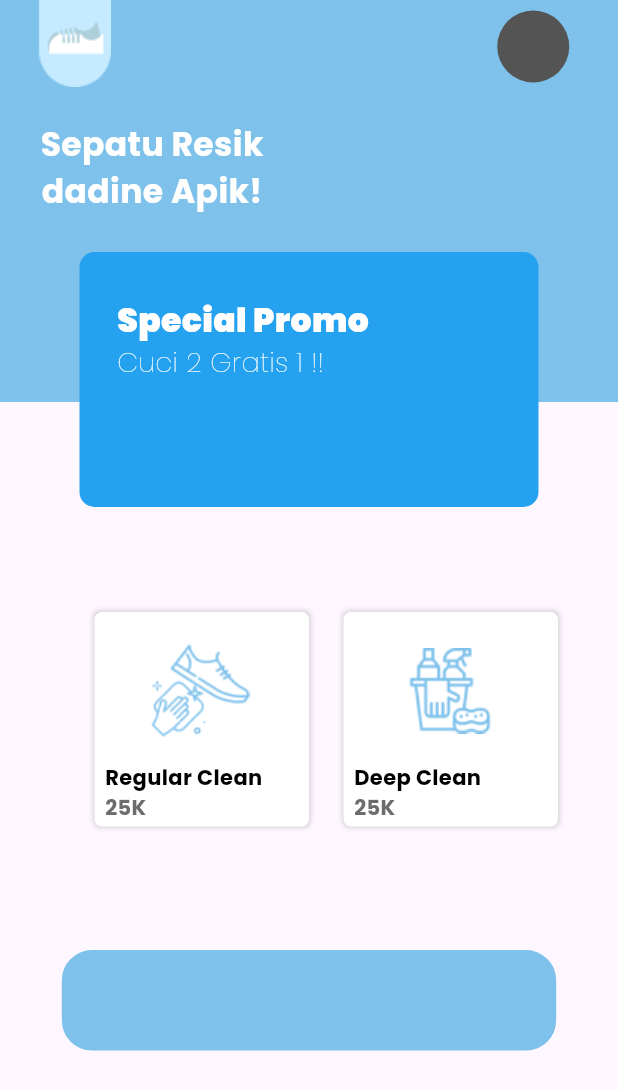
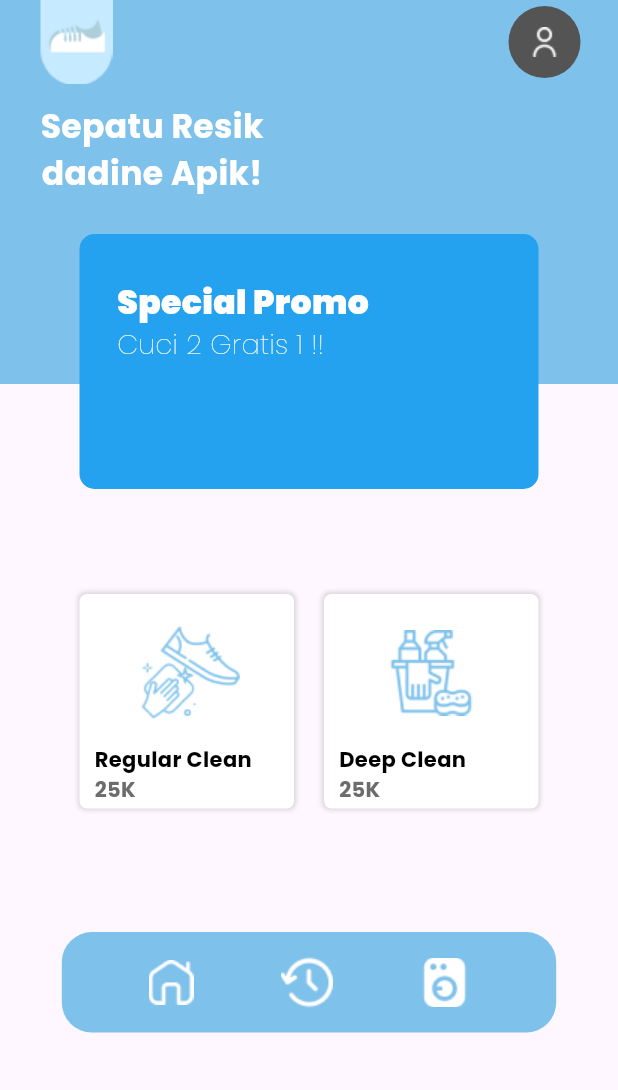
Before and after one commit to bawwaz/SeatuErsih, a Flutter app: the HomePage screen opened by its route, on a phone screen of 412 x 824 dp. Shown: the top 1090 px of the screen. Run offline on Flutter 3.47's test engine with Material 3 defaults, Android fonts, the phone set to English and light mode, and no system bars; our stand-ins replace get, google_fonts.

Commit message:
feat [FT] added icons and fixed alignment

```diff
--- a/lib/main.dart
+++ b/lib/main.dart
@@ -1,5 +1,5 @@
 import 'package:flutter/material.dart';
-import 'package:seatu_ersih/view/HomepageView.dart';
+import 'package:seatu_ersih/widget/Homepage/HomepageView.dart';
 import 'package:seatu_ersih/view/login_page/LoginpageView.dart';
 import 'package:seatu_ersih/view/register_page/RegisterviewPage.dart';
 import 'widget/Homepage/HomepageBar.dart';
--- a/lib/view/HomepageView.dart
+++ /dev/null
@@ -1,19 +0,0 @@
-import 'package:flutter/material.dart';
-import 'package:seatu_ersih/widget/Homepage/HomepageBar.dart';
-import 'package:seatu_ersih/widget/Homepage/HomepageBody.dart';
-
-class HomePage extends StatelessWidget {
-  const HomePage({super.key});
-
-  @override
-  Widget build(BuildContext context) {
-    return Scaffold(
-      body: Column(
-        children: [
-          AppbarHome(),
-          HomeBody(),
-        ],
-      ),
-    );
-  }
-}
--- a/lib/widget/Homepage/HomepageBody.dart
+++ b/lib/widget/Homepage/HomepageBody.dart
@@ -72,7 +72,11 @@ class HomeBody extends StatelessWidget {
           )
         ]),
         Center(
-          child: Products(),
+          child: Column(
+            children: [
+              Products(),
+            ],
+          ),
         ),
         SizedBox(
           height: MediaQuery.sizeOf(context).height * 0.1,
--- /dev/null
+++ b/lib/widget/Homepage/HomepageView.dart
@@ -0,0 +1,46 @@
+import 'package:flutter/material.dart';
+import 'package:seatu_ersih/themes/colors.dart';
+import 'package:seatu_ersih/widget/Homepage/HomepageBar.dart';
+import 'package:seatu_ersih/widget/Homepage/HomepageBody.dart';
+
+class HomePage extends StatelessWidget {
+  const HomePage({super.key});
+
+  @override
+  Widget build(BuildContext context) {
+    return Scaffold(
+      appBar: AppBar(
+        automaticallyImplyLeading: false,
+        backgroundColor: AppColors.primaryColor,
+        title: Padding(
+          padding: const EdgeInsets.only(left: 10.0),
+          child: Image(image: AssetImage('assets/img/icon.png')),
+        ),
+        actions: [
+          Padding(
+            padding: const EdgeInsets.only(right: 25.0),
+            child: Stack(children: [
+              Container(
+                height: 48,
+                width: 48,
+                decoration: BoxDecoration(
+                  borderRadius: BorderRadius.circular(30),
+                  color: Color(0xff545454),
+                ),
+              ),
+              Padding(
+                padding: const EdgeInsets.only(top: 14.0, left: 14),
+                child: Image(image: AssetImage('assets/img/user.png')),
+              )
+            ]),
+          ),
+        ],
+      ),
+      body: Column(
+        children: [
+          HomeBody(),
+        ],
+      ),
+    );
+  }
+}
--- a/lib/widget/Homepage/Homepagebtm.dart
+++ b/lib/widget/Homepage/Homepagebtm.dart
@@ -7,17 +7,28 @@ class Homebtm extends StatelessWidget {
   @override
   Widget build(BuildContext context) {
     return Center(
-      child: Stack(children: [
-        Container(
-          height: 67,
-          width: MediaQuery.sizeOf(context).width * 0.8,
-          decoration: BoxDecoration(
-            color: AppColors.primaryColor,
-            borderRadius: BorderRadius.circular(20),
-          ),
+      child: Container(
+        height: 67,
+        width: MediaQuery.of(context).size.width * 0.8,
+        decoration: BoxDecoration(
+          color: AppColors.primaryColor,
+          borderRadius: BorderRadius.circular(20),
         ),
-
-      ]),
+        child: Row(
+          mainAxisAlignment: MainAxisAlignment.spaceEvenly,
+          children: [
+            Image(
+              image: AssetImage('assets/img/home.png'),
+            ),
+            Image(
+              image: AssetImage('assets/img/history.png'),
+            ),
+            Image(
+              image: AssetImage('assets/img/dryer.png'),
+            ),
+          ],
+        ),
+      ),
     );
   }
 }
--- a/lib/widget/Homepage/ProductsContainer.dart
+++ b/lib/widget/Homepage/ProductsContainer.dart
@@ -12,7 +12,9 @@ class Products extends StatelessWidget {
         children: [
           Stack(children: [
             Padding(
-              padding: const EdgeInsets.only(top: 70.0, left: 23),
+              padding: const EdgeInsets.only(
+                top: 70.0,
+              ),
               child: Container(
                 height: 143,
                 width: 143,
@@ -30,11 +32,11 @@ class Products extends StatelessWidget {
               ),
             ),
             Padding(
-              padding: EdgeInsets.only(left: 55.5, top: 85.0),
+              padding: EdgeInsets.only(top: 85.0, left: 36),
               child: Image(image: AssetImage('assets/img/Group 120.png')),
             ),
             Padding(
-              padding: const EdgeInsets.only(top: 170.0, left: 30.0),
+              padding: const EdgeInsets.only(top: 170.0, left: 10),
               child: Column(
                 crossAxisAlignment:
                     CrossAxisAlignment.start, // Align text to the left
@@ -57,9 +59,13 @@ class Products extends StatelessWidget {
               ),
             )
           ]),
-          Stack(children: [
           Padding(
-              padding: const EdgeInsets.only(top: 70.0, left: 23),
+            padding: const EdgeInsets.only(left: 20.0),
+            child: Stack(children: [
+              Padding(
+                padding: const EdgeInsets.only(
+                  top: 70.0,
+                ),
                 child: Container(
                   height: 143,
                   width: 143,
@@ -77,11 +83,15 @@ class Products extends StatelessWidget {
                 ),
               ),
               Padding(
-              padding: EdgeInsets.only(left: 65.5, top: 94.0),
+                padding: EdgeInsets.only(top: 94.0, left: 43),
                 child: Image(image: AssetImage('assets/img/cleaning.png')),
               ),
               Padding(
-              padding: const EdgeInsets.only(top: 170.0, left: 30.0),
+                padding: const EdgeInsets.only(
+                  top: 170.0,
+                ),
+                child: Padding(
+                  padding: const EdgeInsets.only(left: 10.0),
                   child: Column(
                     crossAxisAlignment:
                         CrossAxisAlignment.start, // Align text to the left
@@ -102,8 +112,10 @@ class Products extends StatelessWidget {
                       ),
                     ],
                   ),
+                ),
               )
             ]),
+          ),
         ],
       ),
     );
```
Also changed, not shown: assets/img/dryer.png (added), assets/img/history.png (added), assets/img/home.png (added), assets/img/user.png (added). Lines whose indentation alone changed are shown as unchanged.
